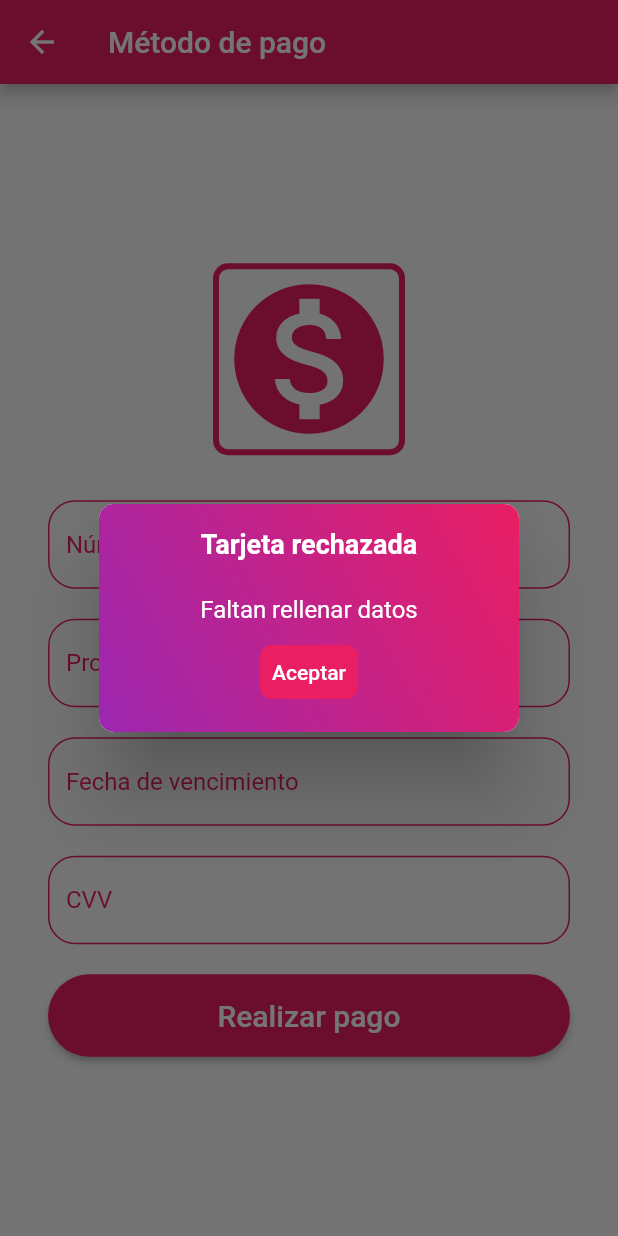
After one commit to Jankarurosu/DressDeCode, a Flutter app: the Payment screen opened directly, after a tap on "Realizar pago", on a phone screen of 412 x 824 dp. The commit adds this screen. Run offline on Flutter 3.47's test engine with Material 2 defaults, Android fonts, the phone set to English and light mode, and no system bars.

Commit message:
Página Payment terminada

```diff
--- /dev/null
+++ b/dressdecode/lib/views/payment.dart
@@ -0,0 +1,256 @@
+import "package:dressdecode/views/voucher.dart";
+import "package:flutter/material.dart";
+
+class Payment extends StatefulWidget {
+  const Payment({Key? key}) : super(key: key);
+  @override
+  _PaymentState createState() => _PaymentState();
+}
+
+class _PaymentState extends State<Payment> {
+  TextEditingController cardnumberController = TextEditingController();
+  TextEditingController cardnameController = TextEditingController();
+  TextEditingController carddateController = TextEditingController();
+  TextEditingController cardcvvController = TextEditingController();
+
+  @override
+  Widget build(BuildContext context) {
+    return Scaffold(
+        appBar: AppBar(
+          title: Text('Método de pago'),
+        ),
+        body: _page());
+  }
+
+  Widget _page() {
+    return Padding(
+      padding: const EdgeInsets.all(32.0),
+      child: Center(
+        child: Column(
+          mainAxisAlignment: MainAxisAlignment.center,
+          children: [
+            _icon(),
+            const SizedBox(height: 30),
+            _inputField("Número de tarjeta", cardnumberController),
+            const SizedBox(height: 20),
+            _inputField("Propietario de la tarjeta", cardnameController),
+            const SizedBox(height: 20),
+            _inputField("Fecha de vencimiento", carddateController),
+            const SizedBox(height: 20),
+            _inputField("CVV", cardcvvController),
+            const SizedBox(height: 20),
+            _paymentBtn(),
+          ],
+        ),
+      ),
+    );
+  }
+
+  Widget _icon() {
+    return Container(
+      decoration: BoxDecoration(
+        border: Border.all(color: Colors.pink, width: 4),
+        shape: BoxShape.rectangle,
+        borderRadius: BorderRadius.circular(10),
+      ),
+      child: const Icon(Icons.monetization_on, color: Colors.pink, size: 120),
+    );
+  }
+
+  Widget _inputField(String hintText, TextEditingController controller,
+      {bool isPassword = false}) {
+    var border = OutlineInputBorder(
+      borderRadius: BorderRadius.circular(18),
+      borderSide: const BorderSide(color: Colors.pink),
+    );
+    return TextField(
+      style: const TextStyle(color: Colors.pink),
+      controller: controller,
+      decoration: InputDecoration(
+        hintText: hintText,
+        hintStyle: const TextStyle(color: Colors.pink),
+        enabledBorder: border,
+        focusedBorder: border,
+      ),
+    );
+  }
+
+  Widget _paymentBtn() {
+    return ElevatedButton(
+      onPressed: () {
+        String cardnumber = cardnumberController.text;
+        String cardname = cardnameController.text;
+        String carddate = carddateController.text;
+        String cardcvv = cardcvvController.text;
+
+        if (cardnumber.isEmpty ||
+            cardname.isEmpty ||
+            carddate.isEmpty ||
+            cardcvv.isEmpty) {
+          showDialog(
+            context: context,
+            builder: (BuildContext context) {
+              return Dialog(
+                shape: RoundedRectangleBorder(
+                  borderRadius: BorderRadius.circular(10.0),
+                ),
+                child: Container(
+                  decoration: BoxDecoration(
+                    gradient: LinearGradient(
+                      begin: Alignment.topRight,
+                      end: Alignment.bottomLeft,
+                      colors: [
+                        Colors.pink,
+                        Colors.purple,
+                      ],
+                    ),
+                    borderRadius: BorderRadius.circular(10.0),
+                  ),
+                  child: Column(
+                    mainAxisSize: MainAxisSize.min,
+                    children: [
+                      Padding(
+                        padding: const EdgeInsets.all(16.0),
+                        child: Text(
+                          "Tarjeta rechazada",
+                          style: TextStyle(
+                            color: Colors.white,
+                            fontWeight: FontWeight.bold,
+                            fontSize: 18.0,
+                          ),
+                        ),
+                      ),
+                      Padding(
+                        padding: const EdgeInsets.symmetric(
+                            horizontal: 16.0, vertical: 8.0),
+                        child: Text(
+                          "Faltan rellenar datos",
+                          style: TextStyle(fontSize: 16.0, color: Colors.white),
+                        ),
+                      ),
+                      Padding(
+                        padding: const EdgeInsets.only(bottom: 16.0),
+                        child: TextButton(
+                          child: Text(
+                            "Aceptar",
+                            style: TextStyle(color: Colors.white),
+                          ),
+                          onPressed: () {
+                            Navigator.of(context).pop();
+                          },
+                          style: ButtonStyle(
+                            backgroundColor:
+                                MaterialStateProperty.all<Color>(Colors.pink),
+                            shape: MaterialStateProperty.all<
+                                RoundedRectangleBorder>(
+                              RoundedRectangleBorder(
+                                borderRadius: BorderRadius.circular(8.0),
+                              ),
+                            ),
+                          ),
+                        ),
+                      ),
+                    ],
+                  ),
+                ),
+              );
+            },
+          );
+        } else if (cardnumber == "8888888888888888" &&
+            cardname == "Rosa" &&
+            carddate == "11/11/11" &&
+            cardcvv == "123") {
+          Navigator.push(
+            context,
+            MaterialPageRoute(builder: (context) => Voucher()),
+          );
+        } else {
+          showDialog(
+            context: context,
+            builder: (BuildContext context) {
+              return Dialog(
+                shape: RoundedRectangleBorder(
+                  borderRadius: BorderRadius.circular(10.0),
+                ),
+                child: Container(
+                  decoration: BoxDecoration(
+                    gradient: LinearGradient(
+                      begin: Alignment.topRight,
+                      end: Alignment.bottomLeft,
+                      colors: [
+                        Colors.pink,
+                        Colors.purple,
+                      ],
+                    ),
+                    borderRadius: BorderRadius.circular(10.0),
+                  ),
+                  child: Column(
+                    mainAxisSize: MainAxisSize.min,
+                    children: [
+                      Padding(
+                        padding: const EdgeInsets.all(16.0),
+                        child: Text(
+                          "Tarjeta Rechazada",
+                          style: TextStyle(
+                            color: Colors.white,
+                            fontWeight: FontWeight.bold,
+                            fontSize: 18.0,
+                          ),
+                        ),
+                      ),
+                      Padding(
+                        padding: const EdgeInsets.symmetric(
+                            horizontal: 16.0, vertical: 8.0),
+                        child: Text(
+                          "No se encuentran los datos de la tarjeta",
+                          textAlign: TextAlign.center,
+                          style: TextStyle(fontSize: 16.0, color: Colors.white),
+                        ),
+                      ),
+                      Padding(
+                        padding: const EdgeInsets.only(bottom: 16.0),
+                        child: TextButton(
+                          child: Text(
+                            "Aceptar",
+                            style: TextStyle(color: Colors.white),
+                          ),
+                          onPressed: () {
+                            Navigator.of(context).pop();
+                          },
+                          style: ButtonStyle(
+                            backgroundColor:
+                                MaterialStateProperty.all<Color>(Colors.pink),
+                            shape: MaterialStateProperty.all<
+                                RoundedRectangleBorder>(
+                              RoundedRectangleBorder(
+                                borderRadius: BorderRadius.circular(8.0),
+                              ),
+                            ),
+                          ),
+                        ),
+                      ),
+                    ],
+                  ),
+                ),
+              );
+            },
+          );
+        }
+      },
+      child: const SizedBox(
+        width: double.infinity,
+        child: Text(
+          "Realizar pago",
+          textAlign: TextAlign.center,
+          style: TextStyle(fontSize: 20),
+        ),
+      ),
+      style: ElevatedButton.styleFrom(
+        shape: const StadiumBorder(),
+        primary: Colors.pink,
+        onPrimary: Colors.white,
+        padding: const EdgeInsets.symmetric(vertical: 16),
+      ),
+    );
+  }
+}
--- a/dressdecode/lib/views/shoppingCart.dart
+++ b/dressdecode/lib/views/shoppingCart.dart
@@ -1,3 +1,4 @@
+import 'package:dressdecode/views/payment.dart';
 import 'package:flutter/material.dart';
 import 'package:flutter/services.dart';
 
@@ -54,7 +55,10 @@ class _ShoppingCartState extends State<ShoppingCart> {
             margin: EdgeInsets.symmetric(horizontal: 50),
             child: ElevatedButton(
               onPressed: () {
-                // Lógica para realizar la compra
+                Navigator.push(
+                  context,
+                  MaterialPageRoute(builder: (context) => Payment()),
+                );
               },
               style: ElevatedButton.styleFrom(
                 shape: RoundedRectangleBorder(
```
Also changed, not shown: dressdecode/lib/views/voucher.dart (added, +14 -0 lines).
